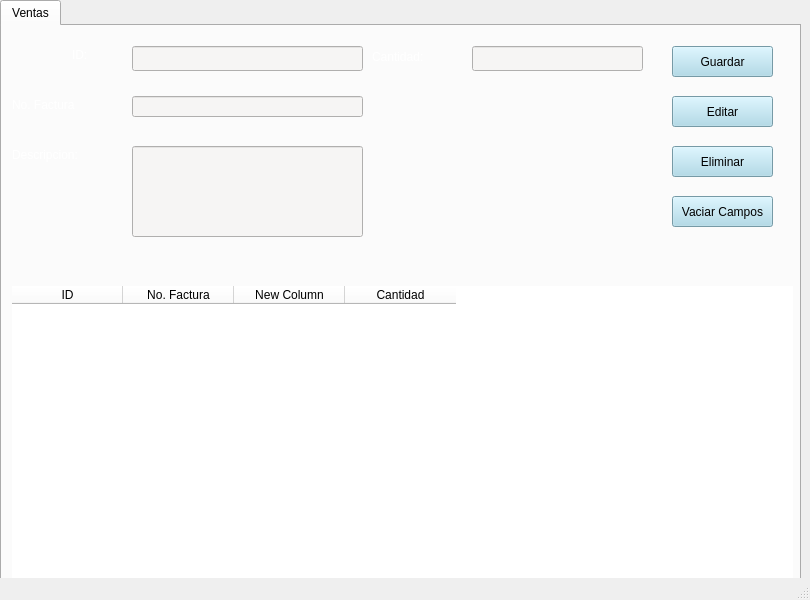
Above: Proyecto/Interfaces/Ventas.ui from EdCenten0/MAPA-Python before the change. Below: the same form after it.
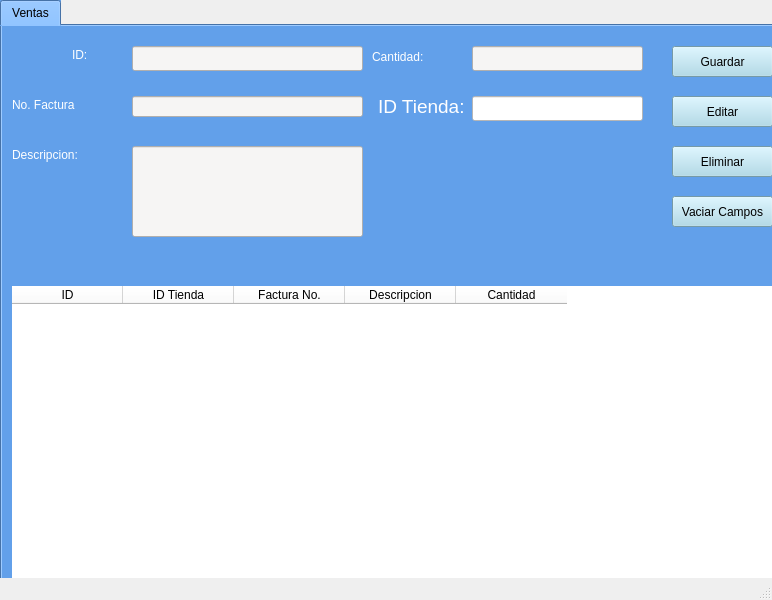
That is the form after the change.

Commit message: Ui de pedidos avanzada, cambios a archivos del ultimo commit

The edit to the form file:
```diff
--- a/Proyecto/Interfaces/Ventas.ui
+++ b/Proyecto/Interfaces/Ventas.ui
@@ -6,7 +6,7 @@
    <rect>
     <x>0</x>
     <y>0</y>
-    <width>810</width>
+    <width>772</width>
     <height>600</height>
    </rect>
   </property>
@@ -35,6 +35,9 @@
     <property name="autoFillBackground">
      <bool>false</bool>
     </property>
+    <property name="styleSheet">
+     <string notr="true">background-color: rgb(98, 160, 234);</string>
+    </property>
     <property name="tabShape">
      <enum>QTabWidget::Rounded</enum>
     </property>
@@ -82,12 +85,17 @@
       </column>
       <column>
        <property name="text">
-        <string>No. Factura</string>
+        <string>ID Tienda</string>
        </property>
       </column>
       <column>
        <property name="text">
-        <string>New Column</string>
+        <string>Factura No.</string>
+       </property>
+      </column>
+      <column>
+       <property name="text">
+        <string>Descripcion</string>
        </property>
       </column>
       <column>
@@ -283,6 +291,41 @@
        <enum>QLineEdit::Password</enum>
       </property>
      </widget>
+     <widget class="QLabel" name="label_5">
+      <property name="geometry">
+       <rect>
+        <x>376</x>
+        <y>70</y>
+        <width>91</width>
+        <height>20</height>
+       </rect>
+      </property>
+      <property name="font">
+       <font>
+        <pointsize>14</pointsize>
+       </font>
+      </property>
+      <property name="styleSheet">
+       <string notr="true">color: rgb(255, 255, 255);</string>
+      </property>
+      <property name="text">
+       <string>ID Tienda:</string>
+      </property>
+     </widget>
+     <widget class="QLineEdit" name="lineEdit">
+      <property name="geometry">
+       <rect>
+        <x>470</x>
+        <y>70</y>
+        <width>171</width>
+        <height>25</height>
+       </rect>
+      </property>
+      <property name="styleSheet">
+       <string notr="true">
+background-color: rgb(255, 255, 255);</string>
+      </property>
+     </widget>
     </widget>
    </widget>
   </widget>
```
Left out of the diff: 2 changed lines with no effect on the pictures. The commit also changes 3 other files.
